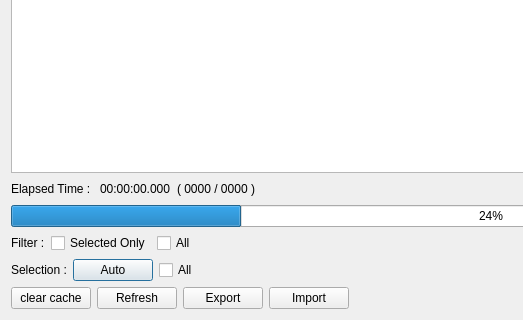
shoderico/AccessCvs, file cvsaddincontroller/src/cvsaddincontroller/view/maindialog.ui: the form before one commit; both pictures show x 0 to 523 and y 243 to 563 of the 982 by 563 pixel window.
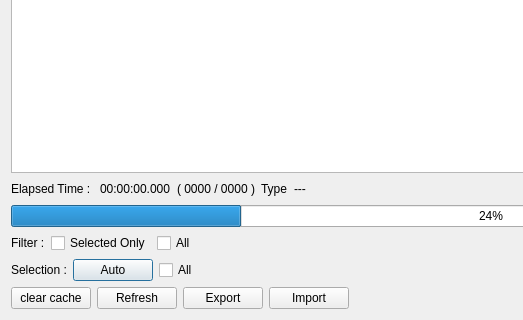
The form after the commit.

Commit message: Add object type name label and update progress helper for object type changes

The edit to the form file:
```diff
--- a/cvsaddincontroller/src/cvsaddincontroller/view/maindialog.ui
+++ b/cvsaddincontroller/src/cvsaddincontroller/view/maindialog.ui
@@ -42,10 +42,17 @@
          </property>
         </widget>
        </item>
+       <item>
+        <widget class="QLabel" name="objectTypeNameLabel">
+         <property name="text">
+          <string>Type</string>
+         </property>
+        </widget>
+       </item>
        <item>
         <widget class="QLabel" name="processTypeNameLabel">
          <property name="text">
-          <string/>
+          <string>---</string>
          </property>
         </widget>
        </item>
```
The commit also changes 32 other files.
